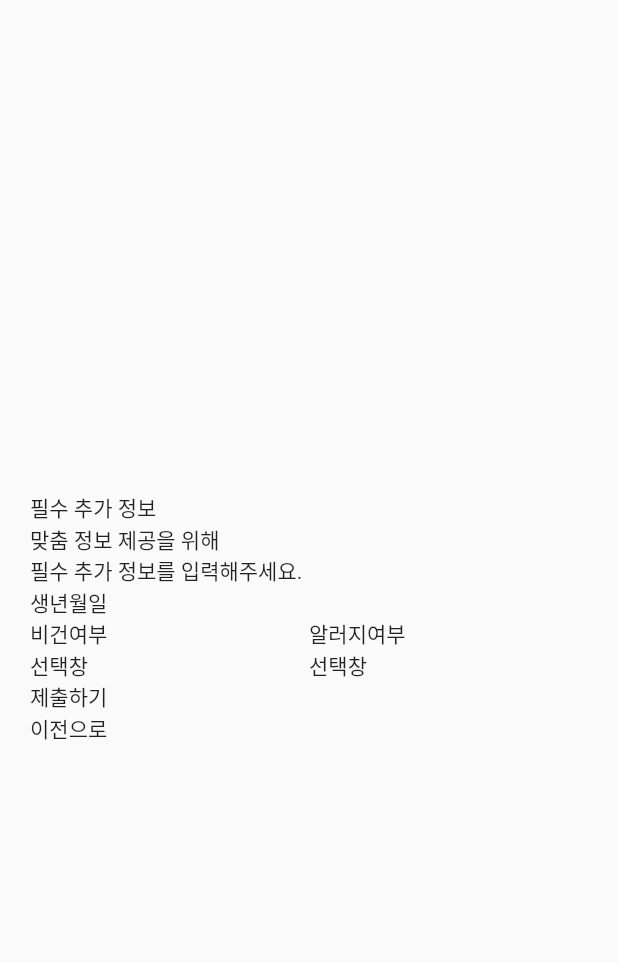
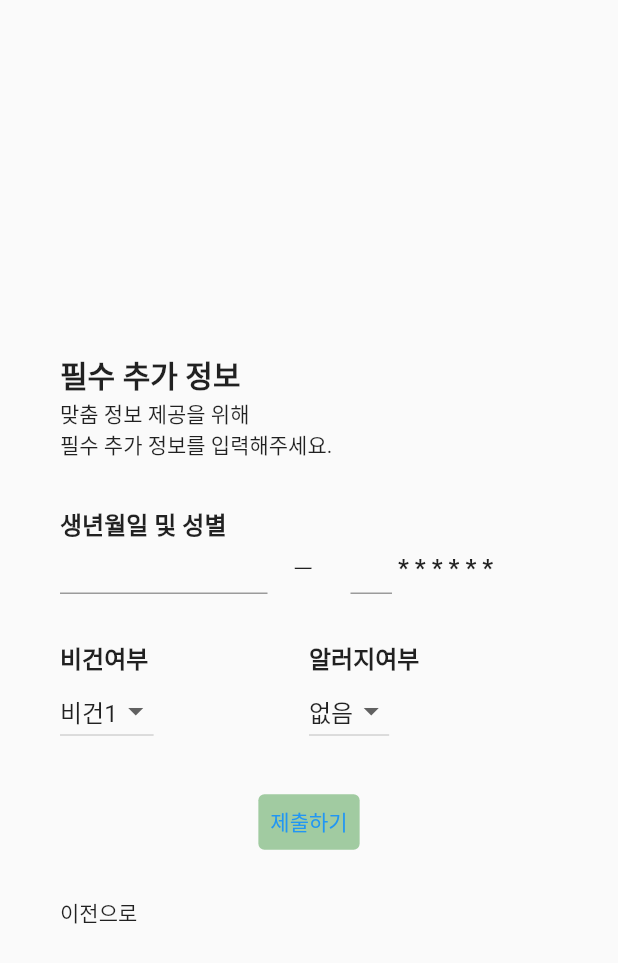
Before and after one commit to ChaeumApp/Chaeum, a Flutter app: the AddInfo widget shown alone on an empty page, opened directly, on a phone screen of 412 x 824 dp. Shown: the top 963 px of the screen. Run offline on Flutter 3.47's test engine with Material 2 defaults, Android fonts, the phone set to English and light mode, and no system bars; our stand-ins replace carousel_slider; Roboto replaces fonts that are missing (Pretendard).

Commit message:
feat: 회원가입 정보 기입
Former-commit-id: ab4323ac0d5ff4e42e307cc30ac99bf0768fdae1

```diff
--- a/fe/lib/user/addinfo.dart
+++ b/fe/lib/user/addinfo.dart
@@ -1,29 +1,85 @@
 import 'package:flutter/material.dart';
+import 'package:flutter/services.dart';
 
 class AddInfo extends StatefulWidget {
-  const AddInfo({super.key});
+  AddInfo({super.key});
 
   @override
   State<AddInfo> createState() => _AddInfoState();
+  List<String> veganList = ['비건1', '비건2', '비건3'];
+  String selectedVegan = '비건1';
+  List<String> allergieList = ['없음', '있음'];
+  String selectedAllergie = '없음';
 }
 
 class _AddInfoState extends State<AddInfo> {
   @override
   Widget build(BuildContext context) {
     return Container(
-      padding: EdgeInsets.fromLTRB(20, 0, 20, 0),
+      padding: EdgeInsets.fromLTRB(40, 0, 40, 0),
       child: Column(
         mainAxisAlignment: MainAxisAlignment.center,
         crossAxisAlignment: CrossAxisAlignment.start,
         children: [
-          Column(
-            crossAxisAlignment: CrossAxisAlignment.start,
-            children: [
-              Text('필수 추가 정보'),
-              Text('맞춤 정보 제공을 위해\n필수 추가 정보를 입력해주세요.'),
-            ],
+          Padding(
+            padding: const EdgeInsets.fromLTRB(0, 30, 0, 30),
+            child: Column(
+              crossAxisAlignment: CrossAxisAlignment.start,
+              children: [
+                Text(
+                  '필수 추가 정보',
+                  style: TextStyle(fontSize: 20, fontWeight: FontWeight.w700),
+                ),
+                Text('맞춤 정보 제공을 위해\n필수 추가 정보를 입력해주세요.'),
+              ],
+            ),
           ),
-          Text('생년월일'),
+          Text(
+            '생년월일 및 성별',
+            style: TextStyle(fontSize: 16, fontWeight: FontWeight.w700),
+          ),
+          Padding(
+            padding: const EdgeInsets.fromLTRB(0, 0, 0, 30),
+            child: Row(
+              mainAxisAlignment: MainAxisAlignment.center,
+              crossAxisAlignment: CrossAxisAlignment.center,
+              children: [
+                Flexible(
+                    fit: FlexFit.tight,
+                    flex: 5,
+                    child: TextField(
+                      maxLength: 6,
+                      decoration: InputDecoration(
+                          isDense: true,
+                          counterText: '',
+                          contentPadding: EdgeInsets.symmetric(
+                              vertical: 8.0, horizontal: 10.0),
+                          focusColor: Color(0xffA1CBA1)),
+                    )),
+                Flexible(fit: FlexFit.tight, flex: 2, child: Text('     ㅡ ')),
+                Flexible(
+                    fit: FlexFit.tight,
+                    flex: 1,
+                    child: TextField(
+                      maxLength: 1,
+                      decoration: InputDecoration(
+                          isDense: true,
+                          counterText: '',
+                          contentPadding: EdgeInsets.symmetric(
+                              vertical: 8.0, horizontal: 10.0),
+                          focusColor: Color(0xffA1CBA1)),
+                    )),
+                Flexible(
+                    fit: FlexFit.tight,
+                    flex: 4,
+                    child: Text(
+                      ' * * * * * *',
+                      style:
+                          TextStyle(fontSize: 16, fontWeight: FontWeight.w700),
+                    ))
+              ],
+            ),
+          ),
           Row(
             children: [
               Flexible(
@@ -32,8 +88,26 @@ class _AddInfoState extends State<AddInfo> {
                 child: Column(
                   crossAxisAlignment: CrossAxisAlignment.start,
                   children: [
-                    Text('비건여부'),
-                    Text('선택창'),
+                    Text(
+                      '비건여부',
+                      style:
+                          TextStyle(fontSize: 16, fontWeight: FontWeight.w700),
+                    ),
+                    DropdownButton(
+                      alignment: Alignment.bottomRight,
+                      value: widget.selectedVegan,
+                      items: widget.veganList.map((String item) {
+                        return DropdownMenuItem<String>(
+                          value: item,
+                          child: Text(item),
+                        );
+                      }).toList(),
+                      onChanged: (dynamic value) {
+                        setState(() {
+                          widget.selectedVegan = value;
+                        });
+                      },
+                    ),
                   ],
                 ),
               ),
@@ -43,14 +117,45 @@ class _AddInfoState extends State<AddInfo> {
                 child: Column(
                   crossAxisAlignment: CrossAxisAlignment.start,
                   children: [
-                    Text('알러지여부'),
-                    Text('선택창'),
+                    Text(
+                      '알러지여부',
+                      style:
+                          TextStyle(fontSize: 16, fontWeight: FontWeight.w700),
+                    ),
+                    DropdownButton(
+                      alignment: Alignment.bottomRight,
+                      value: widget.selectedAllergie,
+                      items: widget.allergieList.map((String item) {
+                        return DropdownMenuItem<String>(
+                          value: item,
+                          child: Text(item),
+                        );
+                      }).toList(),
+                      onChanged: (dynamic value) {
+                        setState(() {
+                          widget.selectedAllergie = value;
+                        });
+                      },
+                    ),
                   ],
                 ),
               ),
             ],
           ),
-          Text('제출하기'),
+          SizedBox(
+            height: 100,
+            child: Row(
+              mainAxisAlignment: MainAxisAlignment.center,
+              children: [
+                TextButton(
+                    onPressed: () {},
+                    style: ButtonStyle(
+                        backgroundColor:
+                            MaterialStatePropertyAll(Color(0xffA1CBA1))),
+                    child: Text('제출하기')),
+              ],
+            ),
+          ),
           Text('이전으로')
         ],
       ),
--- a/fe/pubspec.yaml
+++ b/fe/pubspec.yaml
@@ -38,6 +38,7 @@ dependencies:
   carousel_slider: ^4.2.1
   http: ^1.1.0
   provider: ^6.0.5
+  multi_select_flutter: ^4.1.3
 
 dev_dependencies:
   flutter_test:
```
Also changed, not shown: fe/pubspec.lock.
